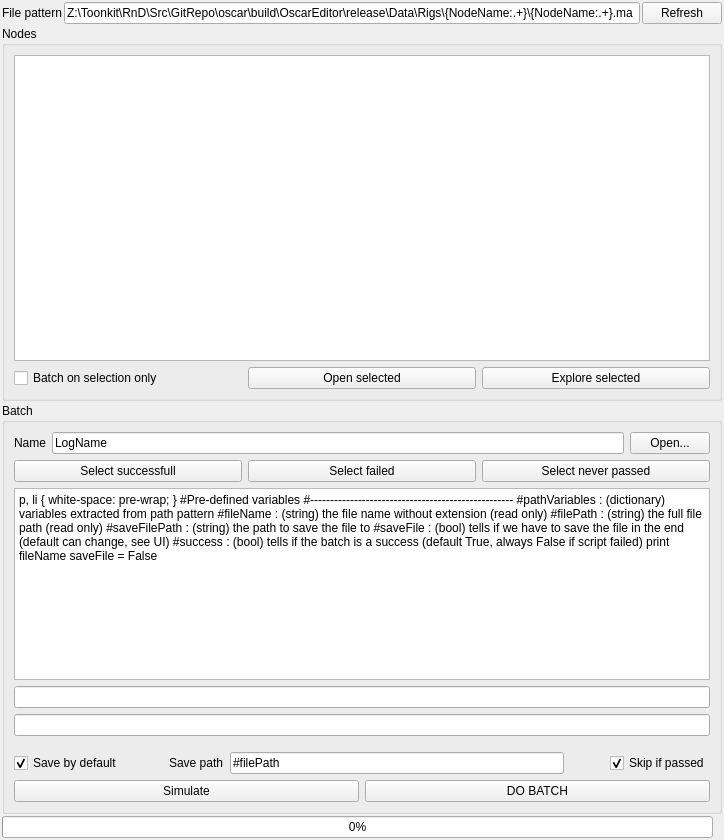
This is Maya/scripts/UI/tkNodesBatcher.ui in CyrilToonkit/Toonkit_Module_Base as Qt 5 draws it before an edit. The edited form follows.
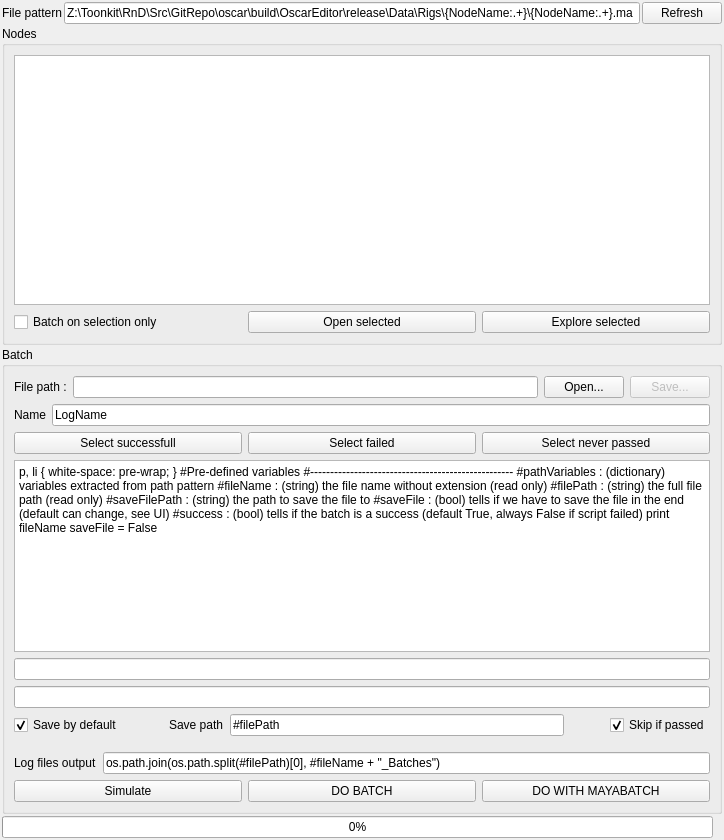
This is the edited form. Icons and pictures are not drawn.

```diff
--- a/Maya/scripts/UI/tkNodesBatcher.ui
+++ b/Maya/scripts/UI/tkNodesBatcher.ui
@@ -95,6 +95,40 @@
       <string>Batch</string>
      </property>
      <layout class="QVBoxLayout" name="verticalLayout_3">
+      <item>
+       <layout class="QHBoxLayout" name="horizontalLayout_8">
+        <property name="topMargin">
+         <number>0</number>
+        </property>
+        <item>
+         <widget class="QLabel" name="label_5">
+          <property name="text">
+           <string>File path :</string>
+          </property>
+         </widget>
+        </item>
+        <item>
+         <widget class="QLineEdit" name="batcherFilePathLE"/>
+        </item>
+        <item>
+         <widget class="QPushButton" name="batcherOpenBT">
+          <property name="text">
+           <string>Open...</string>
+          </property>
+         </widget>
+        </item>
+        <item>
+         <widget class="QPushButton" name="batcherSaveBT">
+          <property name="enabled">
+           <bool>false</bool>
+          </property>
+          <property name="text">
+           <string>Save...</string>
+          </property>
+         </widget>
+        </item>
+       </layout>
+      </item>
       <item>
        <layout class="QHBoxLayout" name="horizontalLayout_2">
         <property name="topMargin">
@@ -114,13 +148,6 @@
           </property>
          </widget>
         </item>
-        <item>
-         <widget class="QPushButton" name="batcherOpenBT">
-          <property name="text">
-           <string>Open...</string>
-          </property>
-         </widget>
-        </item>
        </layout>
       </item>
       <item>
@@ -166,7 +193,8 @@
 &lt;p style=&quot; margin-top:0px; margin-bottom:0px; margin-left:0px; margin-right:0px; -qt-block-indent:0; text-indent:0px;&quot;&gt;&lt;span style=&quot; font-size:8pt;&quot;&gt;#saveFilePath : (string) the path to save the file to&lt;/span&gt;&lt;/p&gt;
 &lt;p style=&quot; margin-top:0px; margin-bottom:0px; margin-left:0px; margin-right:0px; -qt-block-indent:0; text-indent:0px;&quot;&gt;&lt;span style=&quot; font-size:8pt;&quot;&gt;#saveFile : (bool) tells if we have to save the file in the end (default can change, see UI)&lt;/span&gt;&lt;/p&gt;
 &lt;p style=&quot; margin-top:0px; margin-bottom:0px; margin-left:0px; margin-right:0px; -qt-block-indent:0; text-indent:0px;&quot;&gt;&lt;span style=&quot; font-size:8pt;&quot;&gt;#success : (bool) tells if the batch is a success (default True, always False if script failed)&lt;/span&gt;&lt;/p&gt;
-&lt;p style=&quot;-qt-paragraph-type:empty; margin-top:0px; margin-bottom:0px; margin-left:0px; margin-right:0px; -qt-block-indent:0; text-indent:0px; font-size:8pt;&quot;&gt;&lt;br /&gt;&lt;/p&gt;
+&lt;p style=&quot;-qt-paragraph-type:empty; margin-top:0px; margin-bottom:0px; margin-left:0px; margin-right:0px; -qt-block-indent:0; text-indent:0px; font-size:8pt;&quot;&gt;&lt;/p&gt;
+&lt;p style=&quot; margin-top:0px; margin-bottom:0px; margin-left:0px; margin-right:0px; -qt-block-indent:0; text-indent:0px;&quot;&gt;&lt;span style=&quot; font-size:8pt;&quot;&gt;&lt;br /&gt;&lt;/span&gt;&lt;/p&gt;
 &lt;p style=&quot; margin-top:0px; margin-bottom:0px; margin-left:0px; margin-right:0px; -qt-block-indent:0; text-indent:0px;&quot;&gt;&lt;span style=&quot; font-size:8pt;&quot;&gt;print fileName&lt;/span&gt;&lt;/p&gt;
 &lt;p style=&quot; margin-top:0px; margin-bottom:0px; margin-left:0px; margin-right:0px; -qt-block-indent:0; text-indent:0px;&quot;&gt;&lt;span style=&quot; font-size:8pt;&quot;&gt;saveFile = False&lt;/span&gt;&lt;/p&gt;&lt;/body&gt;&lt;/html&gt;</string>
         </property>
@@ -189,7 +217,7 @@
       <item>
        <layout class="QHBoxLayout" name="horizontalLayout_5">
         <property name="topMargin">
-         <number>10</number>
+         <number>0</number>
         </property>
         <item>
          <widget class="QCheckBox" name="batcherSaveByDefaultCB">
@@ -259,6 +287,27 @@
         </item>
        </layout>
       </item>
+      <item>
+       <layout class="QHBoxLayout" name="horizontalLayout_9">
+        <property name="topMargin">
+         <number>10</number>
+        </property>
+        <item>
+         <widget class="QLabel" name="label_6">
+          <property name="text">
+           <string>Log files output</string>
+          </property>
+         </widget>
+        </item>
+        <item>
+         <widget class="QLineEdit" name="batcherLogSavepathLE">
+          <property name="text">
+           <string>os.path.join(os.path.split(#filePath)[0], #fileName + &quot;_Batches&quot;)</string>
+          </property>
+         </widget>
+        </item>
+       </layout>
+      </item>
       <item>
        <layout class="QHBoxLayout" name="horizontalLayout_3">
         <property name="topMargin">
@@ -278,6 +327,13 @@
           </property>
          </widget>
         </item>
+        <item>
+         <widget class="QPushButton" name="batcherDoMayaBatchBT">
+          <property name="text">
+           <string>DO WITH MAYABATCH</string>
+          </property>
+         </widget>
+        </item>
        </layout>
       </item>
      </layout>
```
Left out of the diff: 64 changed lines with no effect on the pictures.
